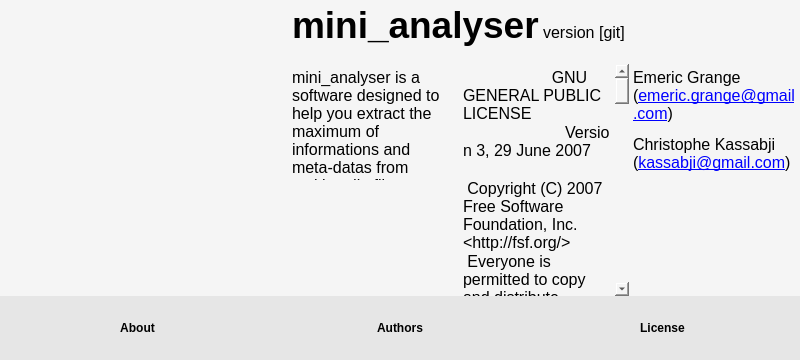
The window that mini_analyser/ui/about.ui (emericg/MiniVideo) describes before a commit, drawn with Qt 5.
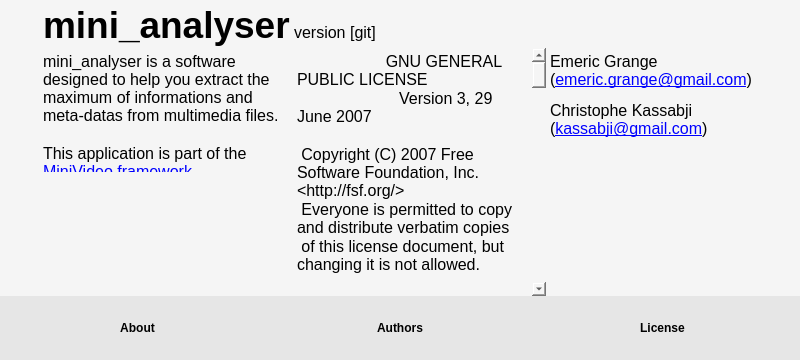
The same window after the commit. Icons and pictures are not drawn.

Commit message: mini_analyser: Set minimum sizes for the about windows

Patch:
```diff
--- a/mini_analyser/ui/about.ui
+++ b/mini_analyser/ui/about.ui
@@ -10,6 +10,12 @@
     <height>360</height>
    </rect>
   </property>
+  <property name="minimumSize">
+   <size>
+    <width>640</width>
+    <height>300</height>
+   </size>
+  </property>
   <property name="windowTitle">
    <string>About mini_analyser</string>
   </property>
@@ -871,6 +877,12 @@
      </item>
      <item row="0" column="0" colspan="3">
       <widget class="QTextBrowser" name="textBrowser_title">
+       <property name="minimumSize">
+        <size>
+         <width>0</width>
+         <height>48</height>
+        </size>
+       </property>
        <property name="maximumSize">
         <size>
          <width>16777215</width>
@@ -930,12 +942,6 @@
       </item>
       <item>
        <widget class="QLabel" name="icon">
-        <property name="minimumSize">
-         <size>
-          <width>256</width>
-          <height>256</height>
-         </size>
-        </property>
         <property name="maximumSize">
          <size>
           <width>256</width>
```
Left out of the diff: 3 changed lines with no effect on the pictures.
